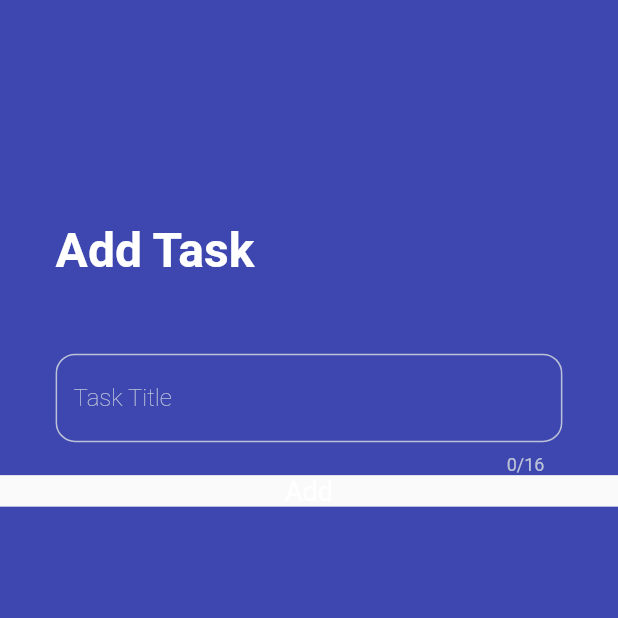
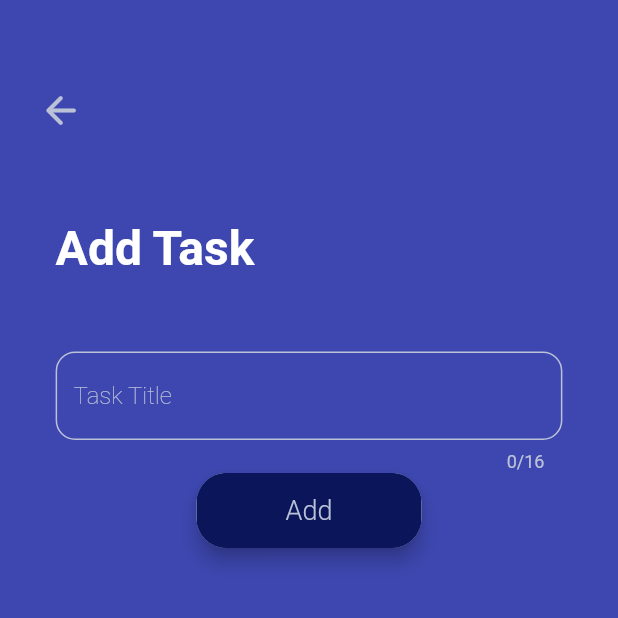
Before and after one commit to I-Scream-4-Icecream/todo_list, a Flutter app: the screen it shows after launch, after a tap on the "add" icon, on a phone screen of 412 x 824 dp, the top half of it. Run offline on Flutter 3.47's test engine with Material 2 defaults, Android fonts, the phone set to English and light mode, and no system bars; our stand-ins replace flutter_riverpod.

Commit message:
created decoration file and finished functionality of add.dart

```diff
--- a/lib/main.dart
+++ b/lib/main.dart
@@ -9,7 +9,7 @@ main() async {
       debugShowCheckedModeBanner: false,
       routes: {
         '/': (context) => Home(),
-        '/add': (context) => AddTask(),
+        '/add': (context) => AddTodo(),
       },
     )
   ));
--- a/lib/pages/add.dart
+++ b/lib/pages/add.dart
@@ -1,12 +1,17 @@
 import 'package:flutter/material.dart';
+import 'package:flutter_riverpod/flutter_riverpod.dart';
+import 'package:todo_list/notifiers/states.dart';
+import 'package:todo_list/shared/decoration.dart';
 
-class AddTask extends StatelessWidget {
-  const AddTask({ Key? key }) : super(key: key);
+class AddTodo extends StatelessWidget {
+  const AddTodo({ Key? key }) : super(key: key);
 
   @override
   Widget build(BuildContext context) {
     final screenHeight = MediaQuery.of(context).size.height;
     final screenWidth = MediaQuery.of(context).size.width;
+    final textController = TextEditingController();
+
     return Scaffold(
       backgroundColor: Color(0xFF3d47af),
       body: SingleChildScrollView(
@@ -14,7 +19,20 @@ class AddTask extends StatelessWidget {
           crossAxisAlignment: CrossAxisAlignment.start,
           children: <Widget> [
             Padding(
-              padding: EdgeInsets.only(top: screenHeight*0.18, left: screenWidth*0.09),
+              padding: EdgeInsets.only(left: screenWidth*0.04, right: screenWidth*0.04, top: screenHeight*0.06),
+              child: Row(
+                children: [
+                  IconButton(
+                    icon: Icon(Icons.arrow_back_rounded, color: Color(0xFFBBC2D8), size: 30.0),
+                    onPressed: () {
+                      Navigator.pushReplacementNamed(context, '/');
+                    },
+                  )
+                ],
+              )
+            ),
+            Padding(
+              padding: EdgeInsets.only(left: screenWidth*0.09, top: screenHeight*0.06),
               child: Text(
                 'Add Task',
                 style: TextStyle(
@@ -27,6 +45,7 @@ class AddTask extends StatelessWidget {
             Padding(
               padding: EdgeInsets.only(top: screenHeight*0.06, left: screenWidth*0.09, right: screenWidth*0.09),
               child: TextField(
+                controller: textController,
                 textAlign: TextAlign.left,
                 style: TextStyle(color: Colors.white),
                 cursorWidth: 1,
@@ -47,38 +66,37 @@ class AddTask extends StatelessWidget {
                 ),
               ),
             ),
-            Center(
+            Consumer(
+              builder: (context, ref, child) {
+                return Center(
+                  child: Material(
+                    elevation: 5.0,
+                    borderRadius: BorderRadius.all(Radius.circular(20.0)),
                     child: InkWell(
+                      borderRadius: BorderRadius.all(Radius.circular(20.0)),
                       onTap: () {
-                  print(0);
+                        ref.read(todosProvider.notifier).add(textController.text);
+                        ref.read(todosProvider.notifier).printList(ref);
                       },
-                child: Material(
+                      child: Ink(
+                        decoration: buttonDecoration(),
+                        height: 50.0,
+                        width: 150,
                         child: Center(
                           child: Text(
                             'Add',
                             style: TextStyle(
+                              color: Color(0xFFbbc2d8),
                               fontSize: 18.0,
-                        color: Colors.white,
-                      ),
-                    ),
-                  ),
-                  /*height: screenHeight*0.11,
-                  padding: EdgeInsets.only(left: 20, right: 20),*/
-                  /*decoration: BoxDecoration(
-                    borderRadius: BorderRadius.all(Radius.circular(20)),
-                    color: Color(0xFFd103fc),
-                    boxShadow: [
-                      BoxShadow(
-                        color: Color(0xFFd103fc).withOpacity(0.3),
-                        spreadRadius: 2,
-                        blurRadius: 8,
-                        offset: Offset(-2, 4), // changes position of shadow
-                      ),
-                    ],
-                  ),
-                  width: 210*/
+                              fontWeight: FontWeight.w300
+                            )
+                          )
                         ),
                       )
+                    )
+                  ),
+                );
+              },
             )
           ],
         ),
--- a/lib/pages/home.dart
+++ b/lib/pages/home.dart
@@ -137,6 +137,7 @@ class Home extends StatelessWidget {
                     CategoryCell(screenHeight: screenHeight, screenWidth: screenWidth),
                     CategoryCell(screenHeight: screenHeight, screenWidth: screenWidth),
                     CategoryCell(screenHeight: screenHeight, screenWidth: screenWidth),
+                    CategoryCell(screenHeight: screenHeight, screenWidth: screenWidth),
                     SizedBox(width: screenWidth*0.06)
                   ],
                 ),
@@ -178,9 +179,3 @@ class Home extends StatelessWidget {
     );
   }
 }
-
-                        // TaskCell(screenHeight: screenHeight, screenWidth: screenWidth),
-                        // TaskCell(screenHeight: screenHeight, screenWidth: screenWidth),
-                        // TaskCell(screenHeight: screenHeight, screenWidth: screenWidth),
-                        // TaskCell(screenHeight: screenHeight, screenWidth: screenWidth),
-                        // TaskCell(screenHeight: screenHeight, screenWidth: screenWidth),
--- /dev/null
+++ b/lib/shared/decoration.dart
@@ -0,0 +1,30 @@
+import 'package:flutter/material.dart';
+
+BoxDecoration taskDecoration() {
+  return BoxDecoration(
+    borderRadius: BorderRadius.all(Radius.circular(20)),
+    color: Color(0xFF0a155a),
+    boxShadow: [
+      BoxShadow(
+        color: Color(0xFF1c347b),
+        spreadRadius: 2,
+        blurRadius: 8,
+        offset: Offset(-2, 4), // changes position of shadow
+      ),
+    ],
+  );
+}
+BoxDecoration buttonDecoration() {
+  return BoxDecoration(
+    borderRadius: BorderRadius.all(Radius.circular(20)),
+    color: Color(0xFF0a155a),
+    boxShadow: [
+      BoxShadow(
+        color: Color(0xFF1c347b),
+        spreadRadius: 0,
+        blurRadius: 0,
+        offset: Offset(0, 0), // changes position of shadow
+      ),
+    ],
+  );
+}
--- a/lib/shared/task_cell.dart
+++ b/lib/shared/task_cell.dart
@@ -2,6 +2,7 @@ import 'package:flutter/material.dart';
 import 'package:flutter_riverpod/flutter_riverpod.dart';
 import 'package:todo_list/pages/home.dart';
 import 'package:todo_list/notifiers/states.dart';
+import 'package:todo_list/shared/decoration.dart';
 
 class TaskCell extends StatelessWidget {
   TaskCell(
@@ -80,7 +81,7 @@ class TaskCell extends StatelessWidget {
         ),
         height: screenHeight*0.11,
         padding: EdgeInsets.only(left: 20, right: 20),
-        decoration: boxDecoration(),
+        decoration: taskDecoration(),
         constraints: BoxConstraints(
           minWidth: 160,
           maxWidth: 210,
@@ -88,19 +89,4 @@ class TaskCell extends StatelessWidget {
       ),
     );
   }
-
-  BoxDecoration boxDecoration() {
-    return BoxDecoration(
-      borderRadius: BorderRadius.all(Radius.circular(20)),
-      color: Color(0xFF0a155a),
-      boxShadow: [
-        BoxShadow(
-          color: Color(0xFF1c347b),
-          spreadRadius: 2,
-          blurRadius: 8,
-          offset: Offset(-2, 4), // changes position of shadow
-        ),
-      ],
-    );
-  }
 }
```
Lines whose indentation alone changed are shown as unchanged.
